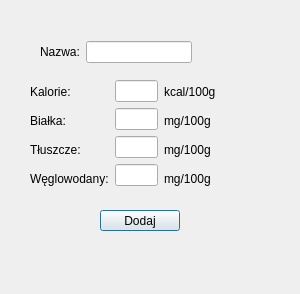
Qt form FitBulliq/addownproductwindow.ui (kmbrzoza/FitBulliq) before a commit.
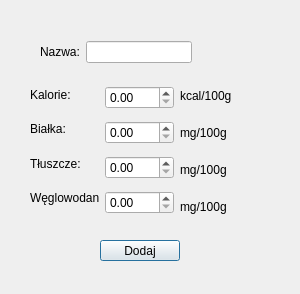
The same form after that commit.

```diff
--- a/FitBulliq/addownproductwindow.ui
+++ b/FitBulliq/addownproductwindow.ui
@@ -29,7 +29,7 @@
    <property name="geometry">
     <rect>
      <x>100</x>
-     <y>210</y>
+     <y>240</y>
      <width>80</width>
      <height>21</height>
     </rect>
@@ -38,7 +38,7 @@
     <string>Dodaj</string>
    </property>
   </widget>
-  <widget class="QWidget" name="">
+  <widget class="QWidget" name="layoutWidget">
    <property name="geometry">
     <rect>
      <x>40</x>
@@ -60,13 +60,13 @@
     </item>
    </layout>
   </widget>
-  <widget class="QWidget" name="">
+  <widget class="QWidget" name="layoutWidget">
    <property name="geometry">
     <rect>
      <x>30</x>
      <y>80</y>
-     <width>236</width>
-     <height>110</height>
+     <width>252</width>
+     <height>142</height>
     </rect>
    </property>
    <layout class="QHBoxLayout" name="horizontalLayout_2">
@@ -75,6 +75,9 @@
     </property>
     <item>
      <layout class="QVBoxLayout" name="verticalLayout_3">
+      <property name="bottomMargin">
+       <number>10</number>
+      </property>
       <item>
        <widget class="QLabel" name="label_2">
         <property name="text">
@@ -108,16 +111,35 @@
     <item>
      <layout class="QVBoxLayout" name="verticalLayout">
       <item>
-       <widget class="QLineEdit" name="lineEdit_2"/>
+       <widget class="QDoubleSpinBox" name="doubleSpinBox">
+        <property name="maximum">
+         <double>9999.989999999999782</double>
+        </property>
+       </widget>
       </item>
       <item>
-       <widget class="QLineEdit" name="lineEdit_3"/>
+       <widget class="QDoubleSpinBox" name="doubleSpinBox_2">
+        <property name="maximum">
+         <double>9999.989999999999782</double>
+        </property>
+       </widget>
       </item>
       <item>
-       <widget class="QLineEdit" name="lineEdit_4"/>
+       <widget class="QDoubleSpinBox" name="doubleSpinBox_3">
+        <property name="decimals">
+         <number>2</number>
+        </property>
+        <property name="maximum">
+         <double>9999.989999999999782</double>
+        </property>
+       </widget>
       </item>
       <item>
-       <widget class="QLineEdit" name="lineEdit_5"/>
+       <widget class="QDoubleSpinBox" name="doubleSpinBox_4">
+        <property name="maximum">
+         <double>9999.989999999999782</double>
+        </property>
+       </widget>
       </item>
      </layout>
     </item>
```
